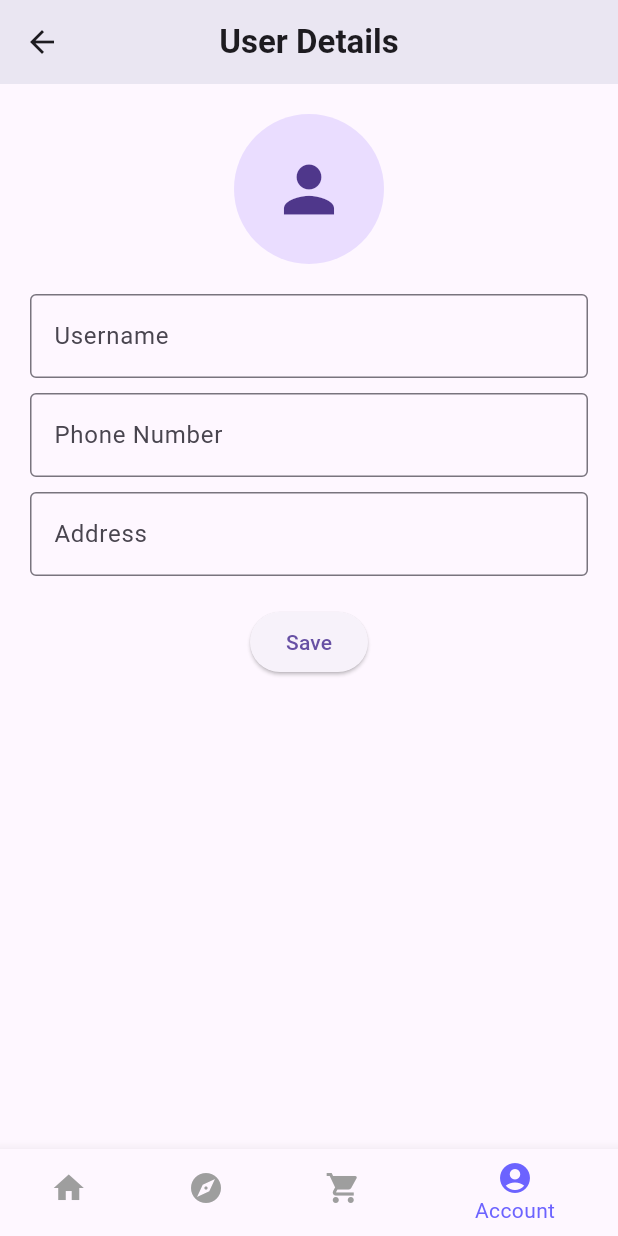
After one commit to s3r71g/flashCart, a Flutter app: the UserDetails screen opened directly, on a phone screen of 412 x 824 dp. The commit adds this screen. Run offline on Flutter 3.47's test engine with Material 3 defaults, Android fonts, the light colour scheme and no system bars; our stand-ins replace firebase_auth, firebase_core, firebase_storage, flutter_svg, lottie; accounts and stored records are empty; network calls fail.

Commit message:
UserDetails page added

```diff
--- a/lib/pages/cart_page.dart
+++ b/lib/pages/cart_page.dart
@@ -1,3 +1,4 @@
+import 'user_details.dart';
 import 'package:flutter/material.dart';
 import 'package:provider/provider.dart';
 import 'package:flutter_svg/flutter_svg.dart';
@@ -211,6 +212,10 @@ class CartPage extends StatelessWidget {
             case 2:
               break;
             case 3:
+              Navigator.push(
+                context,
+                MaterialPageRoute(builder: (context) => UserDetails()), // Navigate to CartPage
+              );
               break;
           }
         },
--- /dev/null
+++ b/lib/pages/user_details.dart
@@ -0,0 +1,142 @@
+import 'package:flutter/material.dart';
+
+import 'cart_page.dart';
+import 'categories.dart';
+import 'home_page.dart';
+
+class UserDetails extends StatefulWidget {
+  @override
+  _UserDetailsState createState() => _UserDetailsState();
+}
+
+class _UserDetailsState extends State<UserDetails> {
+  final TextEditingController _phoneNumberController = TextEditingController();
+  String _phoneNumberErrorText = '';
+
+  @override
+  void dispose() {
+    _phoneNumberController.dispose();
+    super.dispose();
+  }
+
+  void _validatePhoneNumber(String value) {
+    setState(() {
+      if (value.length != 10) {
+        _phoneNumberErrorText = 'Phone number must be 10 digits long';
+      } else {
+        _phoneNumberErrorText = '';
+      }
+    });
+  }
+
+  @override
+  Widget build(BuildContext context) {
+    return Scaffold(
+      appBar: AppBar(
+        title: Text("User Details",style: TextStyle(fontWeight: FontWeight.bold),),
+        elevation: 20.0,
+        centerTitle: true,
+        backgroundColor: Colors.white,
+      ),
+      body: SingleChildScrollView(
+        child: Center(
+          child: Padding(
+            padding: const EdgeInsets.all(20.0),
+            child: Column(
+              mainAxisAlignment: MainAxisAlignment.center,
+              crossAxisAlignment: CrossAxisAlignment.center,
+              children: [
+                CircleAvatar(
+                  radius: 50,
+                  child: Icon(Icons.person, size: 50),
+                ),
+                SizedBox(height: 20),
+                TextField(
+                  decoration: InputDecoration(
+                    labelText: 'Username',
+                    border: OutlineInputBorder(),
+                  ),
+                ),
+                SizedBox(height: 10),
+                TextField(
+                  controller: _phoneNumberController,
+                  onChanged: _validatePhoneNumber,
+                  keyboardType: TextInputType.phone,
+                  decoration: InputDecoration(
+                    labelText: 'Phone Number',
+                    border: OutlineInputBorder(),
+                    errorText: _phoneNumberErrorText.isNotEmpty ? _phoneNumberErrorText : null,
+                  ),
+                ),
+                SizedBox(height: 10),
+                TextField(
+                  decoration: InputDecoration(
+                    labelText: 'Address',
+                    border: OutlineInputBorder(),
+                  ),
+                ),
+                SizedBox(height: 20),
+                ElevatedButton(
+                  onPressed: () {
+                    // Save user details logic here
+                  },
+                  child: Text('Save'),
+                ),
+              ],
+            ),
+          ),
+        ),
+      ),
+      bottomNavigationBar: BottomNavigationBar(
+        currentIndex: 3,
+        items: [
+          BottomNavigationBarItem(
+            icon: Icon(Icons.home),
+            label: 'Home',
+          ),
+          BottomNavigationBarItem(
+            icon: Icon(Icons.explore),
+            label: 'Explore',
+          ),
+          BottomNavigationBarItem(
+            icon: Icon(Icons.shopping_cart),
+            label: 'Cart',
+          ),
+          BottomNavigationBarItem(
+            icon: Icon(Icons.account_circle),
+            label: 'Account',
+          ),
+        ],
+        selectedItemColor: Color(0xff6c63ff),
+        unselectedItemColor: Colors.grey,
+        onTap: (int index) {
+          switch(index) {
+            case 0:
+            // Handle home navigation
+              Navigator.push(
+                context,
+                MaterialPageRoute(builder: (context) => HomePage()), // Navigate to CartPage
+              );
+              break;
+            case 1:
+            // Handle explore navigation
+              Navigator.push(
+                context,
+                MaterialPageRoute(builder: (context) => Categories()),
+              );
+              break;
+            case 2:
+              Navigator.push(
+                context,
+                MaterialPageRoute(builder: (context) => CartPage()), // Navigate to CartPage
+              );
+              break;
+            case 3:
+            // Handle account navigation
+              break;
+          }
+        },
+      ),
+    );
+  }
+}
```
Also changed, not shown: lib/main.dart (+5 -2 lines), lib/pages/categories.dart (+10 -6 lines), lib/pages/home_page.dart (+6 -1 lines).
